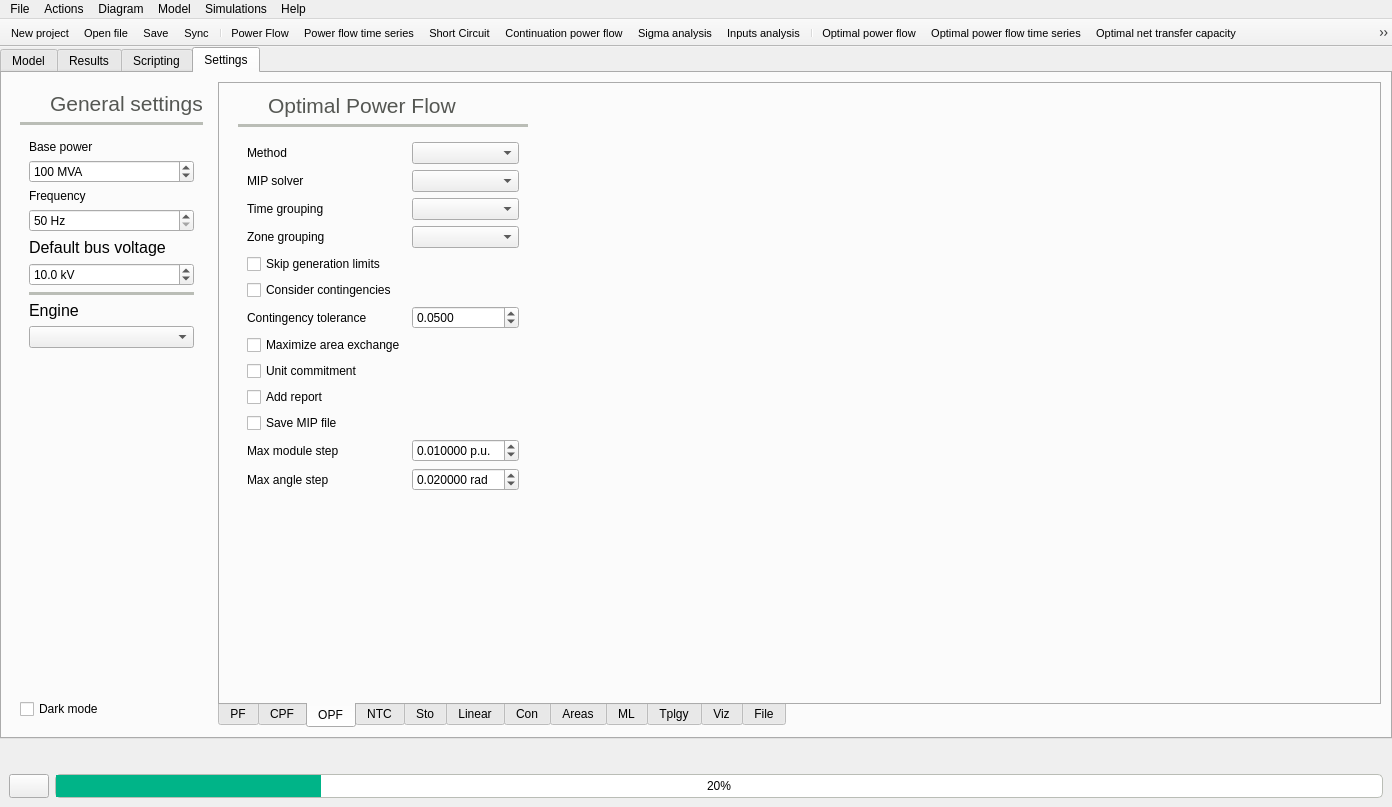
Above: src/GridCal/Gui/Main/MainWindow.ui from SanPen/GridCal before the change. Below: the same form after it.
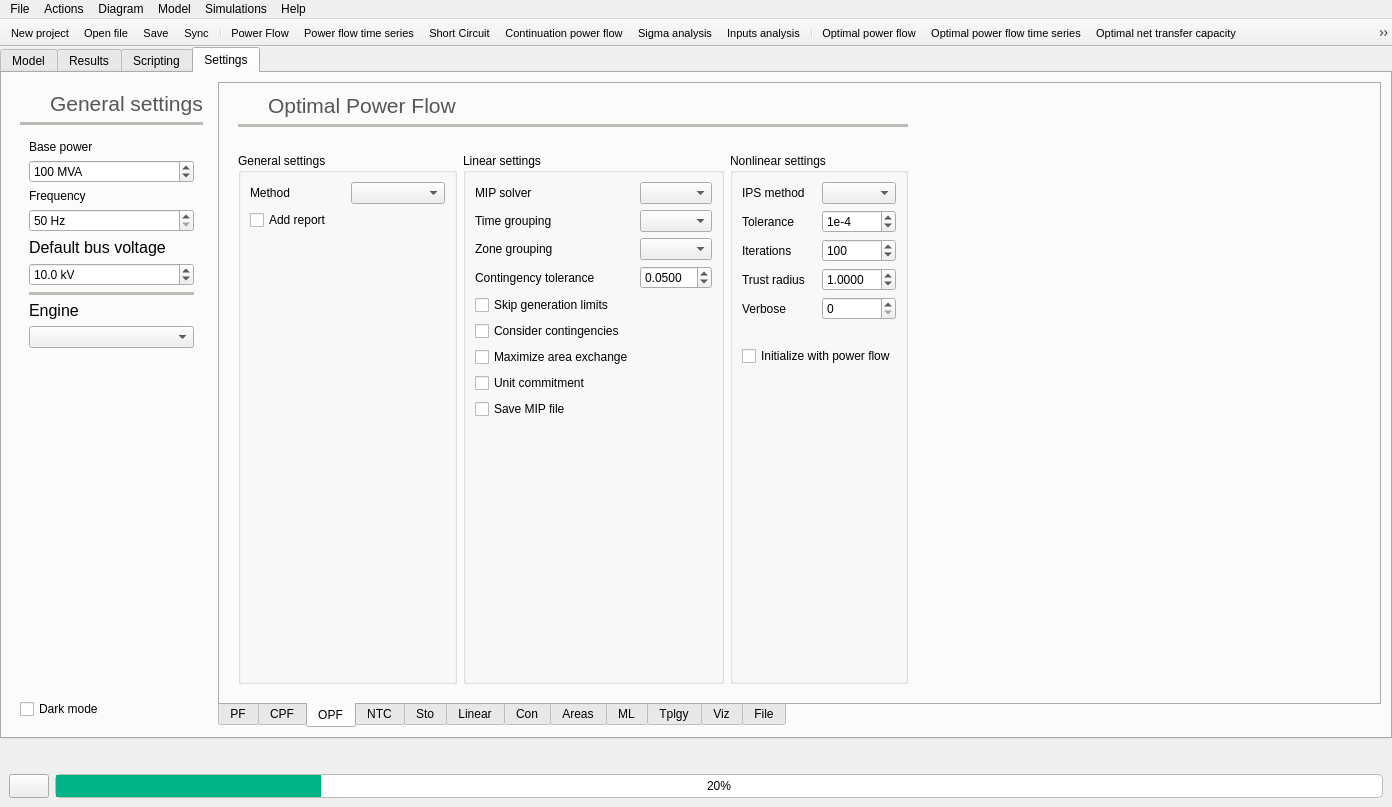
That is the form after the change. The open tabs and pages were chosen to show the change. Icons and pictures are not drawn.

Commit message: Set pardiso as the default solver when available

The edit to the form file:
```diff
--- a/src/GridCal/Gui/Main/MainWindow.ui
+++ b/src/GridCal/Gui/Main/MainWindow.ui
@@ -3244,47 +3244,35 @@
               <property name="frameShadow">
                <enum>QFrame::Raised</enum>
               </property>
-              <layout class="QVBoxLayout" name="verticalLayout_20">
+              <layout class="QGridLayout" name="gridLayout_11">
                <property name="topMargin">
                 <number>0</number>
                </property>
-               <item>
-                <widget class="QFrame" name="frame_43">
-                 <property name="frameShape">
-                  <enum>QFrame::NoFrame</enum>
+               <item row="4" column="2">
+                <widget class="QGroupBox" name="groupBox_3">
+                 <property name="font">
+                  <font>
+                   <bold>false</bold>
+                  </font>
                  </property>
-                 <property name="frameShadow">
-                  <enum>QFrame::Raised</enum>
+                 <property name="title">
+                  <string>Nonlinear settings</string>
                  </property>
-                 <layout class="QHBoxLayout" name="horizontalLayout_15">
-                  <property name="leftMargin">
-                   <number>0</number>
-                  </property>
-                  <property name="topMargin">
-                   <number>0</number>
-                  </property>
-                  <property name="rightMargin">
-                   <number>0</number>
-                  </property>
-                  <property name="bottomMargin">
-                   <number>0</number>
-                  </property>
-                  <item>
-                   <widget class="QLabel" name="label_72">
-                    <property name="minimumSize">
-                     <size>
-                      <width>24</width>
-                      <height>24</height>
-                     </size>
+                 <layout class="QGridLayout" name="gridLayout_27">
+                  <item row="3" column="0">
+                   <widget class="QLabel" name="label_127">
+                    <property name="text">
+                     <string>Trust radius</string>
                     </property>
-                    <property name="maximumSize">
-                     <size>
-                      <width>24</width>
-                      <height>24</height>
-                     </size>
-                    </property>
+                   </widget>
+                  </item>
+                  <item row="0" column="1">
+                   <widget class="QComboBox" name="ips_method_comboBox"/>
+                  </item>
+                  <item row="0" column="0">
+                   <widget class="QLabel" name="label_125">
                     <property name="text">
-                     <string/>
+                     <string>IPS method</string>
                     </property>
                     <property name="pixmap">
                      <pixmap resource="icons.qrc">:/Icons/icons/dcopf.svg</pixmap>
@@ -3294,226 +3282,155 @@
                     </property>
                    </widget>
                   </item>
-                  <item>
-                   <widget class="QLabel" name="label_73">
-                    <property name="palette">
-                     <palette>
-                      <active>
-                       <colorrole role="WindowText">
-                        <brush brushstyle="SolidPattern">
-                         <color alpha="255">
-                          <red>85</red>
-                          <green>87</green>
-                          <blue>83</blue>
-                         </color>
-                        </brush>
-                       </colorrole>
-                      </active>
-                      <inactive>
-                       <colorrole role="WindowText">
-                        <brush brushstyle="SolidPattern">
-                         <color alpha="255">
-                          <red>85</red>
-                          <green>87</green>
-                          <blue>83</blue>
-                         </color>
-                        </brush>
-                       </colorrole>
-                      </inactive>
-                      <disabled>
-                       <colorrole role="WindowText">
-                        <brush brushstyle="SolidPattern">
-                         <color alpha="255">
-                          <red>190</red>
-                          <green>190</green>
-                          <blue>190</blue>
-                         </color>
-                        </brush>
-                       </colorrole>
-                      </disabled>
-                     </palette>
+                  <item row="7" column="0">
+                   <spacer name="verticalSpacer_21">
+                    <property name="orientation">
+                     <enum>Qt::Vertical</enum>
                     </property>
-                    <property name="font">
-                     <font>
-                      <pointsize>16</pointsize>
-                     </font>
+                    <property name="sizeHint" stdset="0">
+                     <size>
+                      <width>20</width>
+                      <height>40</height>
+                     </size>
                     </property>
+                   </spacer>
+                  </item>
+                  <item row="1" column="0">
+                   <widget class="QLabel" name="label_126">
                     <property name="text">
-                     <string>Optimal Power Flow</string>
+                     <string>Tolerance</string>
                     </property>
-                    <property name="alignment">
-                     <set>Qt::AlignBottom|Qt::AlignLeading|Qt::AlignLeft</set>
+                   </widget>
+                  </item>
+                  <item row="4" column="1">
+                   <widget class="QSpinBox" name="ips_verbose_spinBox">
+                    <property name="toolTip">
+                     <string>Verbosity level</string>
                     </property>
                    </widget>
                   </item>
-                 </layout>
-                </widget>
-               </item>
-               <item>
-                <widget class="Line" name="line_16">
-                 <property name="palette">
-                  <palette>
-                   <active>
-                    <colorrole role="WindowText">
-                     <brush brushstyle="SolidPattern">
-                      <color alpha="255">
-                       <red>186</red>
-                       <green>189</green>
-                       <blue>182</blue>
-                      </color>
-                     </brush>
-                    </colorrole>
-                   </active>
-                   <inactive>
-                    <colorrole role="WindowText">
-                     <brush brushstyle="SolidPattern">
-                      <color alpha="255">
-                       <red>186</red>
-                       <green>189</green>
-                       <blue>182</blue>
-                      </color>
-                     </brush>
-                    </colorrole>
-                   </inactive>
-                   <disabled>
-                    <colorrole role="WindowText">
-                     <brush brushstyle="SolidPattern">
-                      <color alpha="255">
-                       <red>190</red>
-                       <green>190</green>
-                       <blue>190</blue>
-                      </color>
-                     </brush>
-                    </colorrole>
-                   </disabled>
-                  </palette>
-                 </property>
-                 <property name="frameShadow">
-                  <enum>QFrame::Plain</enum>
-                 </property>
-                 <property name="lineWidth">
-                  <number>4</number>
-                 </property>
-                 <property name="orientation">
-                  <enum>Qt::Horizontal</enum>
-                 </property>
-                </widget>
-               </item>
-               <item>
-                <widget class="QFrame" name="frame_2">
-                 <property name="frameShape">
-                  <enum>QFrame::NoFrame</enum>
-                 </property>
-                 <property name="frameShadow">
-                  <enum>QFrame::Raised</enum>
-                 </property>
-                 <layout class="QGridLayout" name="gridLayout_3">
-                  <item row="8" column="0">
-                   <widget class="QCheckBox" name="skipOpfGenerationLimitsCheckBox">
+                  <item row="4" column="0">
+                   <widget class="QLabel" name="label_128">
                     <property name="text">
-                     <string>Skip generation limits</string>
+                     <string>Verbose</string>
                     </property>
                    </widget>
                   </item>
-                  <item row="9" column="0">
-                   <widget class="QCheckBox" name="considerContingenciesOpfCheckBox">
-                    <property name="text">
-                     <string>Consider contingencies</string>
+                  <item row="1" column="1">
+                   <widget class="QSpinBox" name="ips_tolerance_spinBox">
+                    <property name="toolTip">
+                     <string>&lt;html&gt;&lt;head/&gt;&lt;body&gt;&lt;p&gt;Error tolerance of the method&lt;/p&gt;&lt;/body&gt;&lt;/html&gt;</string>
                     </property>
+                    <property name="prefix">
+                     <string>1e-</string>
+                    </property>
+                    <property name="minimum">
+                     <number>1</number>
+                    </property>
+                    <property name="maximum">
+                     <number>15</number>
+                    </property>
+                    <property name="value">
+                     <number>4</number>
+                    </property>
                    </widget>
                   </item>
-                  <item row="12" column="0">
-                   <widget class="QCheckBox" name="opfUnitCommitmentCheckBox">
+                  <item row="6" column="0" colspan="2">
+                   <widget class="QCheckBox" name="checkBox">
                     <property name="text">
-                     <string>Unit commitment</string>
+                     <string>Initialize with power flow</string>
                     </property>
                    </widget>
                   </item>
                   <item row="3" column="1">
-                   <widget class="QComboBox" name="opfZonalGroupByComboBox"/>
-                  </item>
-                  <item row="15" column="1">
-                   <widget class="QDoubleSpinBox" name="maxVoltageModuleStepSpinBox">
-                    <property name="suffix">
-                     <string> p.u.</string>
+                   <widget class="QDoubleSpinBox" name="ips_trust_radius_doubleSpinBox">
+                    <property name="toolTip">
+                     <string>&lt;html&gt;&lt;head/&gt;&lt;body&gt;&lt;p&gt;Factor that multiplies each increment solution. &lt;/p&gt;&lt;p&gt;In practice this is used to slow down troublesome solutions.&lt;/p&gt;&lt;/body&gt;&lt;/html&gt;</string>
                     </property>
                     <property name="decimals">
-                     <number>6</number>
+                     <number>4</number>
                     </property>
-                    <property name="singleStep">
-                     <double>0.010000000000000</double>
+                    <property name="value">
+                     <double>1.000000000000000</double>
                     </property>
+                   </widget>
+                  </item>
+                  <item row="2" column="1">
+                   <widget class="QSpinBox" name="ips_iterations_spinBox">
+                    <property name="toolTip">
+                     <string>Number of iterations of the method</string>
+                    </property>
+                    <property name="minimum">
+                     <number>1</number>
+                    </property>
+                    <property name="maximum">
+                     <number>9999999</number>
+                    </property>
                     <property name="value">
-                     <double>0.010000000000000</double>
+                     <number>100</number>
                     </property>
                    </widget>
                   </item>
-                  <item row="0" column="0">
-                   <widget class="QLabel" name="label_42">
+                  <item row="2" column="0">
+                   <widget class="QLabel" name="label_129">
                     <property name="text">
-                     <string>Method</string>
+                     <string>Iterations</string>
                     </property>
                    </widget>
                   </item>
-                  <item row="3" column="0">
+                  <item row="5" column="0">
+                   <widget class="QLabel" name="label_130">
+                    <property name="text">
+                     <string/>
+                    </property>
+                   </widget>
+                  </item>
+                 </layout>
+                </widget>
+               </item>
+               <item row="4" column="1">
+                <widget class="QGroupBox" name="groupBox">
+                 <property name="font">
+                  <font>
+                   <bold>false</bold>
+                  </font>
+                 </property>
+                 <property name="title">
+                  <string>Linear settings</string>
+                 </property>
+                 <layout class="QGridLayout" name="gridLayout_18">
+                  <item row="2" column="0">
                    <widget class="QLabel" name="label_103">
                     <property name="text">
                      <string>Zone grouping</string>
                     </property>
                    </widget>
                   </item>
-                  <item row="16" column="1">
-                   <widget class="QDoubleSpinBox" name="maxVoltageAngleStepSpinBox">
-                    <property name="suffix">
-                     <string> rad</string>
+                  <item row="3" column="0">
+                   <widget class="QLabel" name="label_104">
+                    <property name="text">
+                     <string>Contingency tolerance</string>
                     </property>
-                    <property name="decimals">
-                     <number>6</number>
-                    </property>
-                    <property name="singleStep">
-                     <double>0.010000000000000</double>
-                    </property>
-                    <property name="value">
-                     <double>0.020000000000000</double>
-                    </property>
                    </widget>
                   </item>
-                  <item row="16" column="0">
-                   <widget class="QLabel" name="maxVoltageAngleStepLabel">
+                  <item row="5" column="0">
+                   <widget class="QCheckBox" name="considerContingenciesOpfCheckBox">
                     <property name="text">
-                     <string>Max angle step</string>
+                     <string>Consider contingencies</string>
                     </property>
                    </widget>
                   </item>
-                  <item row="0" column="1">
-                   <widget class="QComboBox" name="lpf_solver_comboBox">
+                  <item row="9" column="0">
+                   <widget class="QCheckBox" name="save_mip_checkBox">
                     <property name="toolTip">
                      <string>Choose the optimal power flow method</string>
                     </property>
-                   </widget>
-                  </item>
-                  <item row="2" column="1">
-                   <widget class="QComboBox" name="opf_time_grouping_comboBox">
-                    <property name="toolTip">
-                     <string>&lt;html&gt;&lt;head/&gt;&lt;body&gt;&lt;p&gt;Choose the time grouping to possibly shorten the solution time.&lt;/p&gt;&lt;p&gt;This splits the time series by week, month, etc. and the subproblems are solved sequentially.&lt;/p&gt;&lt;/body&gt;&lt;/html&gt;</string>
-                    </property>
-                   </widget>
-                  </item>
-                  <item row="1" column="0">
-                   <widget class="QLabel" name="label_10">
                     <property name="text">
-                     <string>MIP solver</string>
+                     <string>Save MIP file</string>
                     </property>
                    </widget>
                   </item>
-                  <item row="11" column="0">
-                   <widget class="QCheckBox" name="opfMaximizeExcahngeCheckBox">
-                    <property name="text">
-                     <string>Maximize area exchange</string>
-                    </property>
-                   </widget>
-                  </item>
-                  <item row="10" column="1">
+                  <item row="3" column="1">
                    <widget class="QDoubleSpinBox" name="opfContingencyToleranceSpinBox">
                     <property name="toolTip">
                      <string>LODF matrix tolerance choosing contingencies</string>
@@ -3526,69 +3443,282 @@
                     </property>
                    </widget>
                   </item>
-                  <item row="13" column="0">
-                   <widget class="QCheckBox" name="addOptimalPowerFlowReportCheckBox">
-                    <property name="toolTip">
-                     <string>Add a results report in the logs</string>
-                    </property>
+                  <item row="0" column="0">
+                   <widget class="QLabel" name="label_10">
                     <property name="text">
-                     <string>Add report</string>
+                     <string>MIP solver</string>
                     </property>
                    </widget>
                   </item>
-                  <item row="2" column="0">
+                  <item row="1" column="0">
                    <widget class="QLabel" name="label_4">
                     <property name="text">
                      <string>Time grouping</string>
                     </property>
                    </widget>
                   </item>
+                  <item row="4" column="0">
+                   <widget class="QCheckBox" name="skipOpfGenerationLimitsCheckBox">
+                    <property name="text">
+                     <string>Skip generation limits</string>
+                    </property>
+                   </widget>
+                  </item>
+                  <item row="2" column="1">
+                   <widget class="QComboBox" name="opfZonalGroupByComboBox"/>
+                  </item>
                   <item row="1" column="1">
+                   <widget class="QComboBox" name="opf_time_grouping_comboBox">
+                    <property name="toolTip">
+                     <string>&lt;html&gt;&lt;head/&gt;&lt;body&gt;&lt;p&gt;Choose the time grouping to possibly shorten the solution time.&lt;/p&gt;&lt;p&gt;This splits the time series by week, month, etc. and the subproblems are solved sequentially.&lt;/p&gt;&lt;/body&gt;&lt;/html&gt;</string>
+                    </property>
+                   </widget>
+                  </item>
+                  <item row="0" column="1">
                    <widget class="QComboBox" name="mip_solver_comboBox">
                     <property name="toolTip">
                      <string>Choose the external mixed integer programming solver</string>
                     </property>
                    </widget>
                   </item>
+                  <item row="6" column="0">
+                   <widget class="QCheckBox" name="opfMaximizeExcahngeCheckBox">
+                    <property name="text">
+                     <string>Maximize area exchange</string>
+                    </property>
+                   </widget>
+                  </item>
+                  <item row="7" column="0">
+                   <widget class="QCheckBox" name="opfUnitCommitmentCheckBox">
+                    <property name="text">
+                     <string>Unit commitment</string>
+                    </property>
+                   </widget>
+                  </item>
                   <item row="10" column="0">
-                   <widget class="QLabel" name="label_104">
+                   <spacer name="verticalSpacer_18">
+                    <property name="orientation">
+                     <enum>Qt::Vertical</enum>
+                    </property>
+                    <property name="sizeHint" stdset="0">
+                     <size>
+                      <width>20</width>
+                      <height>40</height>
+                     </size>
+                    </property>
+                   </spacer>
+                  </item>
+                 </layout>
+                </widget>
+               </item>
+               <item row="4" column="0">
+                <widget class="QGroupBox" name="groupBox_2">
+                 <property name="font">
+                  <font>
+                   <bold>false</bold>
+                  </font>
+                 </property>
+                 <property name="title">
+                  <string>General settings</string>
+                 </property>
+                 <layout class="QGridLayout" name="gridLayout_26">
+                  <item row="0" column="0">
+                   <widget class="QLabel" name="label_42">
                     <property name="text">
-                     <string>Contingency tolerance</string>
+                     <string>Method</string>
                     </property>
                    </widget>
                   </item>
-                  <item row="15" column="0">
-                   <widget class="QLabel" name="maxVoltageModuleStepLabel">
-                    <property name="text">
-                     <string>Max module step</string>
+                  <item row="0" column="1">
+                   <widget class="QComboBox" name="lpf_solver_comboBox">
+                    <property name="toolTip">
+                     <string>Choose the optimal power flow method</string>
                     </property>
                    </widget>
                   </item>
-                  <item row="14" column="0">
-                   <widget class="QCheckBox" name="save_mip_checkBox">
+                  <item row="2" column="0">
+                   <spacer name="verticalSpacer_5">
+                    <property name="orientation">
+                     <enum>Qt::Vertical</enum>
+                    </property>
+                    <property name="sizeHint" stdset="0">
+                     <size>
+                      <width>20</width>
+                      <height>40</height>
+                     </size>
+                    </property>
+                   </spacer>
+                  </item>
+                  <item row="1" column="0" colspan="2">
+                   <widget class="QCheckBox" name="addOptimalPowerFlowReportCheckBox">
                     <property name="toolTip">
                      <string>&lt;html&gt;&lt;head/&gt;&lt;body&gt;&lt;p&gt;The program will save the MIP file in .lp format in the user GridCal folder before running a linear optimization study.&lt;/p&gt;&lt;/body&gt;&lt;/html&gt;</string>
                     </property>
                     <property name="text">
-                     <string>Save MIP file</string>
+                     <string>Add report</string>
                     </property>
                    </widget>
                   </item>
                  </layout>
                 </widget>
                </item>
-               <item>
-                <spacer name="verticalSpacer_18">
+               <item row="2" column="0">
+                <widget class="QLabel" name="label_131">
+                 <property name="text">
+                  <string/>
+                 </property>
+                </widget>
+               </item>
+               <item row="0" column="0">
+                <widget class="QFrame" name="frame_43">
+                 <property name="frameShape">
+                  <enum>QFrame::NoFrame</enum>
+                 </property>
+                 <property name="frameShadow">
+                  <enum>QFrame::Raised</enum>
+                 </property>
+                 <layout class="QHBoxLayout" name="horizontalLayout_15">
+                  <property name="leftMargin">
+                   <number>0</number>
+                  </property>
+                  <property name="topMargin">
+                   <number>0</number>
+                  </property>
+                  <property name="rightMargin">
+                   <number>0</number>
+                  </property>
+                  <property name="bottomMargin">
+                   <number>0</number>
+                  </property>
+                  <item>
+                   <widget class="QLabel" name="label_72">
+                    <property name="minimumSize">
+                     <size>
+                      <width>24</width>
+                      <height>24</height>
+                     </size>
+                    </property>
+                    <property name="maximumSize">
+                     <size>
+                      <width>24</width>
+                      <height>24</height>
+                     </size>
+                    </property>
+                    <property name="text">
+                     <string/>
+                    </property>
+                    <property name="pixmap">
+                     <pixmap resource="icons.qrc">:/Icons/icons/dcopf.svg</pixmap>
+                    </property>
+                    <property name="scaledContents">
+                     <bool>true</bool>
+                    </property>
+                   </widget>
+                  </item>
+                  <item>
+                   <widget class="QLabel" name="label_73">
+                    <property name="palette">
+                     <palette>
+                      <active>
+                       <colorrole role="WindowText">
+                        <brush brushstyle="SolidPattern">
+                         <color alpha="255">
+                          <red>85</red>
+                          <green>87</green>
+                          <blue>83</blue>
+                         </color>
+                        </brush>
+                       </colorrole>
+                      </active>
+                      <inactive>
+                       <colorrole role="WindowText">
+                        <brush brushstyle="SolidPattern">
+                         <color alpha="255">
+                          <red>85</red>
+                          <green>87</green>
+                          <blue>83</blue>
+                         </color>
+                        </brush>
+                       </colorrole>
+                      </inactive>
+                      <disabled>
+                       <colorrole role="WindowText">
+                        <brush brushstyle="SolidPattern">
+                         <color alpha="255">
+                          <red>190</red>
+                          <green>190</green>
+                          <blue>190</blue>
+                         </color>
+                        </brush>
+                       </colorrole>
+                      </disabled>
+                     </palette>
+                    </property>
+                    <property name="font">
+                     <font>
+                      <pointsize>16</pointsize>
+                     </font>
+                    </property>
+                    <property name="text">
+                     <string>Optimal Power Flow</string>
+                    </property>
+                    <property name="alignment">
+                     <set>Qt::AlignBottom|Qt::AlignLeading|Qt::AlignLeft</set>
+                    </property>
+                   </widget>
+                  </item>
+                 </layout>
+                </widget>
+               </item>
+               <item row="1" column="0" colspan="3">
+                <widget class="Line" name="line_16">
+                 <property name="palette">
+                  <palette>
+                   <active>
+                    <colorrole role="WindowText">
+                     <brush brushstyle="SolidPattern">
+                      <color alpha="255">
+                       <red>186</red>
+                       <green>189</green>
+                       <blue>182</blue>
+                      </color>
+                     </brush>
+                    </colorrole>
+                   </active>
+                   <inactive>
+                    <colorrole role="WindowText">
+                     <brush brushstyle="SolidPattern">
+                      <color alpha="255">
+                       <red>186</red>
+                       <green>189</green>
+                       <blue>182</blue>
+                      </color>
+                     </brush>
+                    </colorrole>
+                   </inactive>
+                   <disabled>
+                    <colorrole role="WindowText">
+                     <brush brushstyle="SolidPattern">
+                      <color alpha="255">
+                       <red>190</red>
+                       <green>190</green>
+                       <blue>190</blue>
+                      </color>
+                     </brush>
+                    </colorrole>
+                   </disabled>
+                  </palette>
+                 </property>
+                 <property name="frameShadow">
+                  <enum>QFrame::Plain</enum>
+                 </property>
+                 <property name="lineWidth">
+                  <number>4</number>
+                 </property>
                  <property name="orientation">
-                  <enum>Qt::Vertical</enum>
+                  <enum>Qt::Horizontal</enum>
                  </property>
-                 <property name="sizeHint" stdset="0">
-                  <size>
-                   <width>20</width>
-                   <height>365</height>
-                  </size>
-                 </property>
-                </spacer>
+                </widget>
                </item>
               </layout>
              </widget>
```
Left out of the diff: 22 changed lines with no effect on the pictures. The commit also changes 4 other files.
